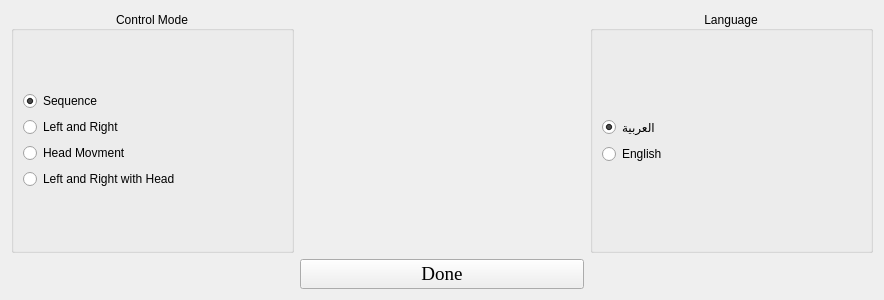
mohab-hisham/Smart-Home-System-controlled-by-EEG, file DeskTop App/UIs/cont.ui: the form before one commit.
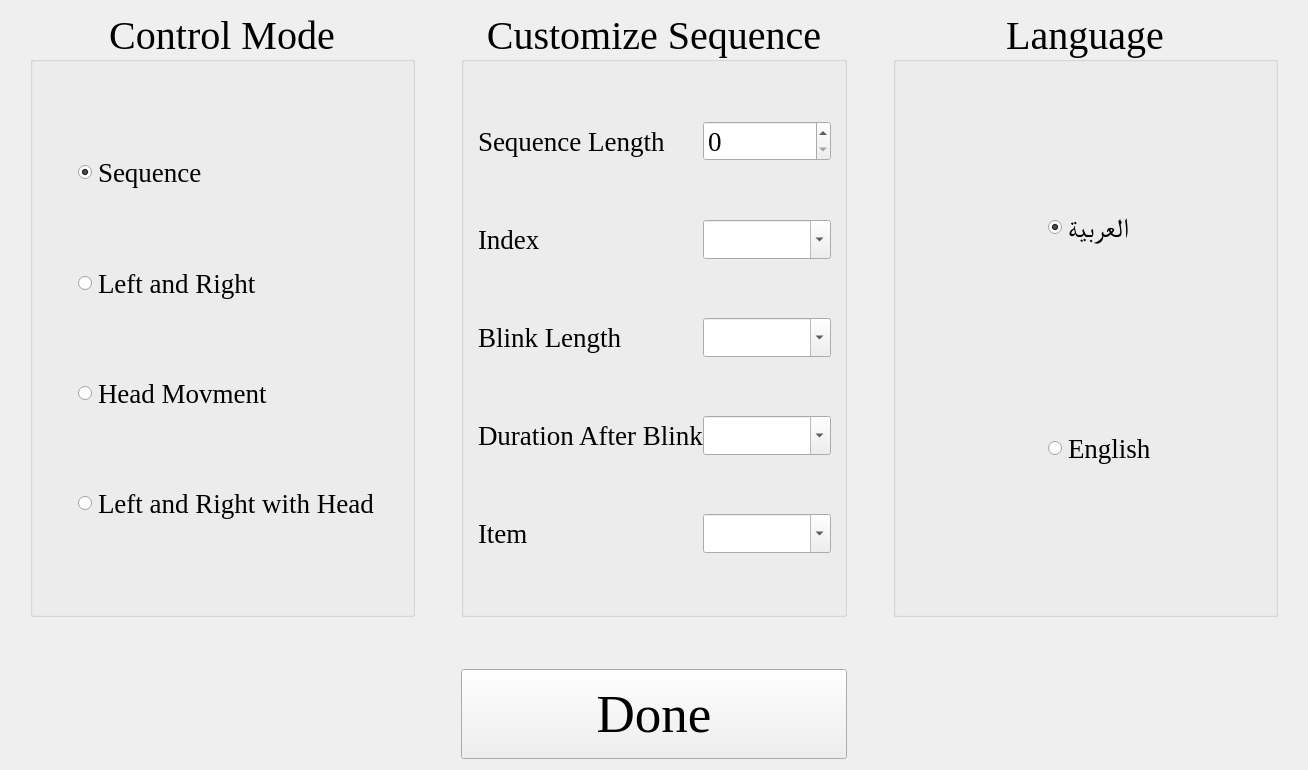
The form after the commit.

Patch:
```diff
--- a/DeskTop App/UIs/cont.ui
+++ b/DeskTop App/UIs/cont.ui
@@ -6,107 +6,697 @@
    <rect>
     <x>0</x>
     <y>0</y>
-    <width>884</width>
-    <height>300</height>
+    <width>1308</width>
+    <height>770</height>
    </rect>
   </property>
+  <property name="sizePolicy">
+   <sizepolicy hsizetype="Minimum" vsizetype="Minimum">
+    <horstretch>0</horstretch>
+    <verstretch>0</verstretch>
+   </sizepolicy>
+  </property>
   <property name="windowTitle">
    <string>Form</string>
   </property>
-  <layout class="QGridLayout" name="gridLayout">
-   <item row="0" column="0">
+  <layout class="QGridLayout" name="gridLayout" rowstretch="1,1,1,10,1,2" columnstretch="1,20,1,20,1,20,1">
+   <item row="1" column="6">
+    <spacer name="horizontalSpacer_10">
+     <property name="orientation">
+      <enum>Qt::Horizontal</enum>
+     </property>
+     <property name="sizeHint" stdset="0">
+      <size>
+       <width>13</width>
+       <height>20</height>
+      </size>
+     </property>
+    </spacer>
+   </item>
+   <item row="0" column="4">
+    <spacer name="horizontalSpacer_6">
+     <property name="orientation">
+      <enum>Qt::Horizontal</enum>
+     </property>
+     <property name="sizeType">
+      <enum>QSizePolicy::Minimum</enum>
+     </property>
+     <property name="sizeHint" stdset="0">
+      <size>
+       <width>40</width>
+       <height>20</height>
+      </size>
+     </property>
+    </spacer>
+   </item>
+   <item row="5" column="3">
+    <widget class="QPushButton" name="doneButton">
+     <property name="sizePolicy">
+      <sizepolicy hsizetype="Minimum" vsizetype="Minimum">
+       <horstretch>0</horstretch>
+       <verstretch>0</verstretch>
+      </sizepolicy>
+     </property>
+     <property name="font">
+      <font>
+       <family>Times New Roman</family>
+       <pointsize>40</pointsize>
+      </font>
+     </property>
+     <property name="text">
+      <string>Done</string>
+     </property>
+     <property name="autoDefault">
+      <bool>true</bool>
+     </property>
+     <property name="default">
+      <bool>false</bool>
+     </property>
+     <property name="flat">
+      <bool>false</bool>
+     </property>
+    </widget>
+   </item>
+   <item row="0" column="2">
+    <spacer name="horizontalSpacer_5">
+     <property name="orientation">
+      <enum>Qt::Horizontal</enum>
+     </property>
+     <property name="sizeType">
+      <enum>QSizePolicy::Minimum</enum>
+     </property>
+     <property name="sizeHint" stdset="0">
+      <size>
+       <width>40</width>
+       <height>20</height>
+      </size>
+     </property>
+    </spacer>
+   </item>
+   <item row="0" column="1" rowspan="4">
     <widget class="QGroupBox" name="cont_groupBox">
+     <property name="font">
+      <font>
+       <family>Times New Roman</family>
+       <pointsize>30</pointsize>
+      </font>
+     </property>
      <property name="title">
       <string>Control Mode</string>
      </property>
      <property name="alignment">
       <set>Qt::AlignCenter</set>
      </property>
-     <layout class="QVBoxLayout" name="verticalLayout_3">
-      <item>
-       <layout class="QVBoxLayout" name="verticalLayout">
-        <item>
-         <widget class="QRadioButton" name="seq_radioButton">
-          <property name="text">
-           <string>Sequence</string>
-          </property>
-          <property name="checked">
-           <bool>true</bool>
-          </property>
-         </widget>
-        </item>
-        <item>
-         <widget class="QRadioButton" name="left_right_radioButton">
-          <property name="text">
-           <string>Left and Right </string>
-          </property>
-         </widget>
-        </item>
-        <item>
-         <widget class="QRadioButton" name="head_radioButton">
-          <property name="text">
-           <string>Head Movment</string>
-          </property>
-         </widget>
-        </item>
-        <item>
-         <widget class="QRadioButton" name="left_right_head_radioButton">
-          <property name="text">
-           <string>Left and Right with Head</string>
-          </property>
-         </widget>
-        </item>
-       </layout>
+     <layout class="QGridLayout" name="gridLayout_2" rowstretch="1,2,2,2,2,1" columnstretch="3,3,2">
+      <property name="leftMargin">
+       <number>8</number>
+      </property>
+      <property name="topMargin">
+       <number>0</number>
+      </property>
+      <property name="rightMargin">
+       <number>8</number>
+      </property>
+      <property name="bottomMargin">
+       <number>0</number>
+      </property>
+      <property name="spacing">
+       <number>0</number>
+      </property>
+      <item row="0" column="0">
+       <spacer name="horizontalSpacer_2">
+        <property name="orientation">
+         <enum>Qt::Horizontal</enum>
+        </property>
+        <property name="sizeHint" stdset="0">
+         <size>
+          <width>40</width>
+          <height>20</height>
+         </size>
+        </property>
+       </spacer>
+      </item>
+      <item row="4" column="1">
+       <widget class="QRadioButton" name="left_right_head_radioButton">
+        <property name="sizePolicy">
+         <sizepolicy hsizetype="Minimum" vsizetype="Minimum">
+          <horstretch>0</horstretch>
+          <verstretch>0</verstretch>
+         </sizepolicy>
+        </property>
+        <property name="font">
+         <font>
+          <pointsize>20</pointsize>
+         </font>
+        </property>
+        <property name="text">
+         <string>Left and Right with Head</string>
+        </property>
+       </widget>
+      </item>
+      <item row="2" column="1">
+       <widget class="QRadioButton" name="left_right_radioButton">
+        <property name="sizePolicy">
+         <sizepolicy hsizetype="Preferred" vsizetype="Minimum">
+          <horstretch>0</horstretch>
+          <verstretch>0</verstretch>
+         </sizepolicy>
+        </property>
+        <property name="font">
+         <font>
+          <family>Times New Roman</family>
+          <pointsize>20</pointsize>
+         </font>
+        </property>
+        <property name="text">
+         <string>Left and Right </string>
+        </property>
+       </widget>
+      </item>
+      <item row="3" column="1">
+       <widget class="QRadioButton" name="head_radioButton">
+        <property name="sizePolicy">
+         <sizepolicy hsizetype="Minimum" vsizetype="Minimum">
+          <horstretch>0</horstretch>
+          <verstretch>0</verstretch>
+         </sizepolicy>
+        </property>
+        <property name="font">
+         <font>
+          <pointsize>20</pointsize>
+         </font>
+        </property>
+        <property name="text">
+         <string>Head Movment</string>
+        </property>
+       </widget>
+      </item>
+      <item row="1" column="1">
+       <widget class="QRadioButton" name="seq_radioButton">
+        <property name="sizePolicy">
+         <sizepolicy hsizetype="Minimum" vsizetype="Minimum">
+          <horstretch>0</horstretch>
+          <verstretch>0</verstretch>
+         </sizepolicy>
+        </property>
+        <property name="font">
+         <font>
+          <pointsize>20</pointsize>
+         </font>
+        </property>
+        <property name="text">
+         <string>Sequence</string>
+        </property>
+        <property name="checked">
+         <bool>true</bool>
+        </property>
+       </widget>
+      </item>
+      <item row="0" column="1">
+       <spacer name="verticalSpacer_2">
+        <property name="orientation">
+         <enum>Qt::Vertical</enum>
+        </property>
+        <property name="sizeHint" stdset="0">
+         <size>
+          <width>20</width>
+          <height>40</height>
+         </size>
+        </property>
+       </spacer>
+      </item>
+      <item row="2" column="2">
+       <spacer name="horizontalSpacer">
+        <property name="orientation">
+         <enum>Qt::Horizontal</enum>
+        </property>
+        <property name="sizeHint" stdset="0">
+         <size>
+          <width>40</width>
+          <height>20</height>
+         </size>
+        </property>
+       </spacer>
+      </item>
+      <item row="5" column="1">
+       <spacer name="verticalSpacer">
+        <property name="orientation">
+         <enum>Qt::Vertical</enum>
+        </property>
+        <property name="sizeHint" stdset="0">
+         <size>
+          <width>20</width>
+          <height>40</height>
+         </size>
+        </property>
+       </spacer>
+      </item>
+      <item row="2" column="0">
+       <spacer name="horizontalSpacer_13">
+        <property name="orientation">
+         <enum>Qt::Horizontal</enum>
+        </property>
+        <property name="sizeHint" stdset="0">
+         <size>
+          <width>40</width>
+          <height>20</height>
+         </size>
+        </property>
+       </spacer>
       </item>
      </layout>
     </widget>
    </item>
-   <item row="0" column="2">
+   <item row="0" column="0">
+    <spacer name="horizontalSpacer_9">
+     <property name="orientation">
+      <enum>Qt::Horizontal</enum>
+     </property>
+     <property name="sizeHint" stdset="0">
+      <size>
+       <width>419</width>
+       <height>20</height>
+      </size>
+     </property>
+    </spacer>
+   </item>
+   <item row="0" column="5" rowspan="4">
     <widget class="QGroupBox" name="lang_groupBox">
+     <property name="sizePolicy">
+      <sizepolicy hsizetype="Minimum" vsizetype="Minimum">
+       <horstretch>0</horstretch>
+       <verstretch>0</verstretch>
+      </sizepolicy>
+     </property>
+     <property name="font">
+      <font>
+       <family>Times New Roman</family>
+       <pointsize>30</pointsize>
+      </font>
+     </property>
      <property name="title">
       <string>Language</string>
      </property>
      <property name="alignment">
       <set>Qt::AlignCenter</set>
      </property>
-     <layout class="QVBoxLayout" name="verticalLayout_4">
-      <item>
-       <layout class="QVBoxLayout" name="verticalLayout_2">
-        <item>
-         <widget class="QRadioButton" name="arabic_radioButton">
-          <property name="text">
-           <string>العربية</string>
-          </property>
-          <property name="checked">
-           <bool>true</bool>
-          </property>
-         </widget>
-        </item>
-        <item>
-         <widget class="QRadioButton" name="english_radioButton">
-          <property name="text">
-           <string>English</string>
-          </property>
-         </widget>
-        </item>
-       </layout>
+     <layout class="QGridLayout" name="gridLayout_4" rowstretch="1,4,4,1" columnstretch="3,3,2">
+      <property name="leftMargin">
+       <number>15</number>
+      </property>
+      <property name="topMargin">
+       <number>0</number>
+      </property>
+      <property name="rightMargin">
+       <number>0</number>
+      </property>
+      <property name="bottomMargin">
+       <number>0</number>
+      </property>
+      <property name="spacing">
+       <number>0</number>
+      </property>
+      <item row="2" column="1">
+       <widget class="QRadioButton" name="english_radioButton">
+        <property name="sizePolicy">
+         <sizepolicy hsizetype="Minimum" vsizetype="Minimum">
+          <horstretch>0</horstretch>
+          <verstretch>0</verstretch>
+         </sizepolicy>
+        </property>
+        <property name="font">
+         <font>
+          <pointsize>20</pointsize>
+         </font>
+        </property>
+        <property name="text">
+         <string>English</string>
+        </property>
+       </widget>
+      </item>
+      <item row="3" column="1">
+       <spacer name="verticalSpacer_4">
+        <property name="orientation">
+         <enum>Qt::Vertical</enum>
+        </property>
+        <property name="sizeHint" stdset="0">
+         <size>
+          <width>20</width>
+          <height>51</height>
+         </size>
+        </property>
+       </spacer>
+      </item>
+      <item row="1" column="1">
+       <widget class="QRadioButton" name="arabic_radioButton">
+        <property name="sizePolicy">
+         <sizepolicy hsizetype="Minimum" vsizetype="Minimum">
+          <horstretch>0</horstretch>
+          <verstretch>0</verstretch>
+         </sizepolicy>
+        </property>
+        <property name="font">
+         <font>
+          <pointsize>20</pointsize>
+         </font>
+        </property>
+        <property name="text">
+         <string>العربية</string>
+        </property>
+        <property name="checked">
+         <bool>true</bool>
+        </property>
+       </widget>
+      </item>
+      <item row="0" column="1">
+       <spacer name="verticalSpacer_3">
+        <property name="orientation">
+         <enum>Qt::Vertical</enum>
+        </property>
+        <property name="sizeHint" stdset="0">
+         <size>
+          <width>20</width>
+          <height>51</height>
+         </size>
+        </property>
+       </spacer>
+      </item>
+      <item row="0" column="0">
+       <spacer name="horizontalSpacer_3">
+        <property name="orientation">
+         <enum>Qt::Horizontal</enum>
+        </property>
+        <property name="sizeHint" stdset="0">
+         <size>
+          <width>40</width>
+          <height>20</height>
+         </size>
+        </property>
+       </spacer>
+      </item>
+      <item row="0" column="2">
+       <spacer name="horizontalSpacer_4">
+        <property name="orientation">
+         <enum>Qt::Horizontal</enum>
+        </property>
+        <property name="sizeHint" stdset="0">
+         <size>
+          <width>40</width>
+          <height>20</height>
+         </size>
+        </property>
+       </spacer>
       </item>
      </layout>
     </widget>
    </item>
-   <item row="1" column="1">
-    <widget class="QPushButton" name="doneButton">
+   <item row="0" column="3" rowspan="4">
+    <widget class="QGroupBox" name="custom_groupBox">
+     <property name="sizePolicy">
+      <sizepolicy hsizetype="Preferred" vsizetype="Minimum">
+       <horstretch>0</horstretch>
+       <verstretch>0</verstretch>
+      </sizepolicy>
+     </property>
      <property name="font">
       <font>
        <family>Times New Roman</family>
-       <pointsize>14</pointsize>
+       <pointsize>30</pointsize>
       </font>
      </property>
-     <property name="text">
-      <string>Done</string>
+     <property name="title">
+      <string>Customize Sequence</string>
      </property>
+     <property name="alignment">
+      <set>Qt::AlignCenter</set>
+     </property>
+     <layout class="QGridLayout" name="gridLayout_3" rowstretch="2,2,2,2,2" columnstretch="2,3,3,2">
+      <property name="leftMargin">
+       <number>8</number>
+      </property>
+      <property name="topMargin">
+       <number>0</number>
+      </property>
+      <property name="rightMargin">
+       <number>8</number>
+      </property>
+      <property name="bottomMargin">
+       <number>0</number>
+      </property>
+      <property name="spacing">
+       <number>0</number>
+      </property>
+      <item row="2" column="0">
+       <spacer name="horizontalSpacer_7">
+        <property name="orientation">
+         <enum>Qt::Horizontal</enum>
+        </property>
+        <property name="sizeHint" stdset="0">
+         <size>
+          <width>40</width>
+          <height>20</height>
+         </size>
+        </property>
+       </spacer>
+      </item>
+      <item row="3" column="1">
+       <widget class="QLabel" name="duration_label">
+        <property name="sizePolicy">
+         <sizepolicy hsizetype="Minimum" vsizetype="Minimum">
+          <horstretch>0</horstretch>
+          <verstretch>0</verstretch>
+         </sizepolicy>
+        </property>
+        <property name="font">
+         <font>
+          <pointsize>20</pointsize>
+         </font>
+        </property>
+        <property name="text">
+         <string>Duration After Blink</string>
+        </property>
+       </widget>
+      </item>
+      <item row="3" column="2">
+       <widget class="QComboBox" name="duration_comboBox">
+        <property name="sizePolicy">
+         <sizepolicy hsizetype="Minimum" vsizetype="Fixed">
+          <horstretch>0</horstretch>
+          <verstretch>0</verstretch>
+         </sizepolicy>
+        </property>
+        <property name="font">
+         <font>
+          <pointsize>20</pointsize>
+         </font>
+        </property>
+        <property name="editable">
+         <bool>true</bool>
+        </property>
+       </widget>
+      </item>
+      <item row="4" column="2">
+       <widget class="QComboBox" name="item_comboBox">
+        <property name="sizePolicy">
+         <sizepolicy hsizetype="Minimum" vsizetype="Fixed">
+          <horstretch>0</horstretch>
+          <verstretch>0</verstretch>
+         </sizepolicy>
+        </property>
+        <property name="font">
+         <font>
+          <pointsize>20</pointsize>
+         </font>
+        </property>
+        <property name="editable">
+         <bool>true</bool>
+        </property>
+       </widget>
+      </item>
+      <item row="1" column="2">
+       <widget class="QComboBox" name="index_comboBox">
+        <property name="sizePolicy">
+         <sizepolicy hsizetype="Minimum" vsizetype="Fixed">
+          <horstretch>0</horstretch>
+          <verstretch>0</verstretch>
+         </sizepolicy>
+        </property>
+        <property name="font">
+         <font>
+          <pointsize>20</pointsize>
+         </font>
+        </property>
+        <property name="editable">
+         <bool>true</bool>
+        </property>
+       </widget>
+      </item>
+      <item row="2" column="2">
+       <widget class="QComboBox" name="blink_len_comboBox">
+        <property name="sizePolicy">
+         <sizepolicy hsizetype="Minimum" vsizetype="Fixed">
+          <horstretch>0</horstretch>
+          <verstretch>0</verstretch>
+         </sizepolicy>
+        </property>
+        <property name="font">
+         <font>
+          <pointsize>20</pointsize>
+         </font>
+        </property>
+        <property name="editable">
+         <bool>true</bool>
+        </property>
+        <property name="currentText">
+         <string/>
+        </property>
+        <property name="currentIndex">
+         <number>-1</number>
+        </property>
+       </widget>
+      </item>
+      <item row="2" column="1">
+       <widget class="QLabel" name="blink_len_label">
+        <property name="sizePolicy">
+         <sizepolicy hsizetype="Minimum" vsizetype="Minimum">
+          <horstretch>0</horstretch>
+          <verstretch>0</verstretch>
+         </sizepolicy>
+        </property>
+        <property name="font">
+         <font>
+          <pointsize>20</pointsize>
+         </font>
+        </property>
+        <property name="text">
+         <string>Blink Length</string>
+        </property>
+       </widget>
+      </item>
+      <item row="4" column="1">
+       <widget class="QLabel" name="item_label">
+        <property name="sizePolicy">
+         <sizepolicy hsizetype="Minimum" vsizetype="Minimum">
+          <horstretch>0</horstretch>
+          <verstretch>0</verstretch>
+         </sizepolicy>
+        </property>
+        <property name="font">
+         <font>
+          <pointsize>20</pointsize>
+         </font>
+        </property>
+        <property name="text">
+         <string>Item</string>
+        </property>
+       </widget>
+      </item>
+      <item row="0" column="1">
+       <widget class="QLabel" name="seq_len_label">
+        <property name="sizePolicy">
+         <sizepolicy hsizetype="Minimum" vsizetype="Minimum">
+          <horstretch>0</horstretch>
+          <verstretch>0</verstretch>
+         </sizepolicy>
+        </property>
+        <property name="font">
+         <font>
+          <pointsize>20</pointsize>
+         </font>
+        </property>
+        <property name="text">
+         <string>Sequence Length</string>
+        </property>
+       </widget>
+      </item>
+      <item row="0" column="2">
+       <widget class="QSpinBox" name="seq_len_spinBox">
+        <property name="sizePolicy">
+         <sizepolicy hsizetype="Minimum" vsizetype="Fixed">
+          <horstretch>0</horstretch>
+          <verstretch>0</verstretch>
+         </sizepolicy>
+        </property>
+        <property name="font">
+         <font>
+          <pointsize>20</pointsize>
+         </font>
+        </property>
+       </widget>
+      </item>
+      <item row="1" column="1">
+       <widget class="QLabel" name="index_label">
+        <property name="sizePolicy">
+         <sizepolicy hsizetype="Minimum" vsizetype="Minimum">
+          <horstretch>0</horstretch>
+          <verstretch>0</verstretch>
+         </sizepolicy>
+        </property>
+        <property name="font">
+         <font>
+          <pointsize>20</pointsize>
+         </font>
+        </property>
+        <property name="text">
+         <string>Index</string>
+        </property>
+       </widget>
+      </item>
+      <item row="2" column="3">
+       <spacer name="horizontalSpacer_8">
+        <property name="orientation">
+         <enum>Qt::Horizontal</enum>
+        </property>
+        <property name="sizeHint" stdset="0">
+         <size>
+          <width>40</width>
+          <height>20</height>
+         </size>
+        </property>
+       </spacer>
+      </item>
+      <item row="0" column="0">
+       <spacer name="horizontalSpacer_11">
+        <property name="orientation">
+         <enum>Qt::Horizontal</enum>
+        </property>
+        <property name="sizeHint" stdset="0">
+         <size>
+          <width>40</width>
+          <height>20</height>
+         </size>
+        </property>
+       </spacer>
+      </item>
+      <item row="0" column="3">
+       <spacer name="horizontalSpacer_12">
+        <property name="orientation">
+         <enum>Qt::Horizontal</enum>
+        </property>
+        <property name="sizeHint" stdset="0">
+         <size>
+          <width>40</width>
+          <height>20</height>
+         </size>
+        </property>
+       </spacer>
+      </item>
+     </layout>
     </widget>
    </item>
+   <item row="4" column="3">
+    <spacer name="verticalSpacer_5">
+     <property name="orientation">
+      <enum>Qt::Vertical</enum>
+     </property>
+     <property name="sizeHint" stdset="0">
+      <size>
+       <width>20</width>
+       <height>40</height>
+      </size>
+     </property>
+    </spacer>
+   </item>
   </layout>
  </widget>
  <resources/>
```
